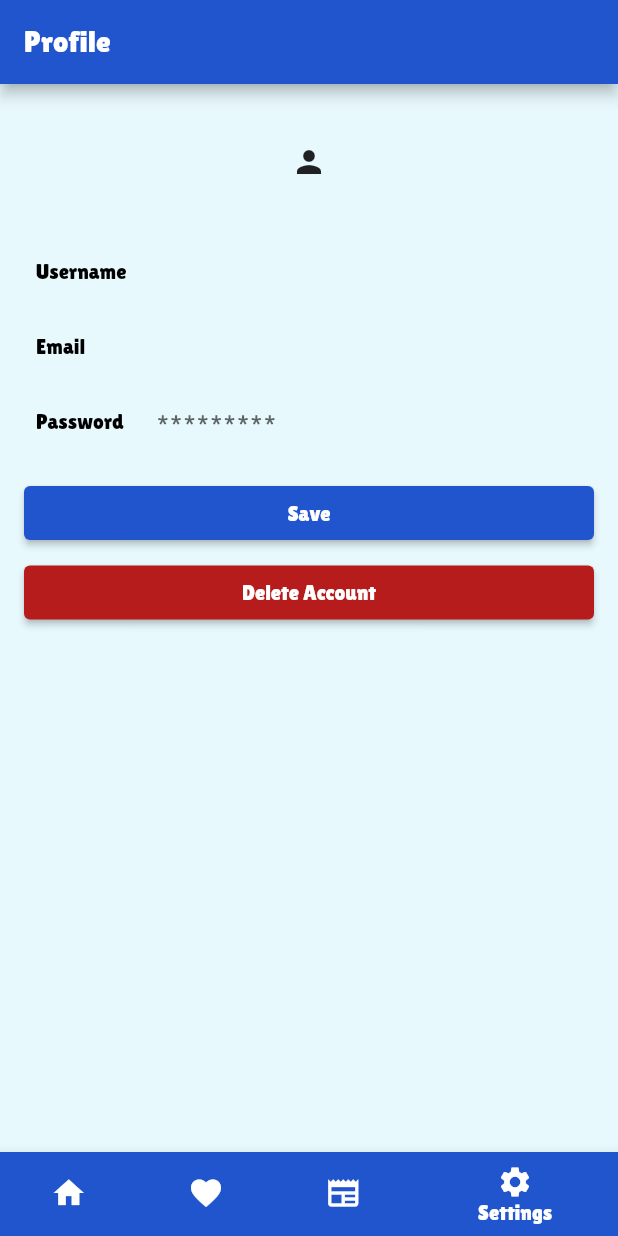
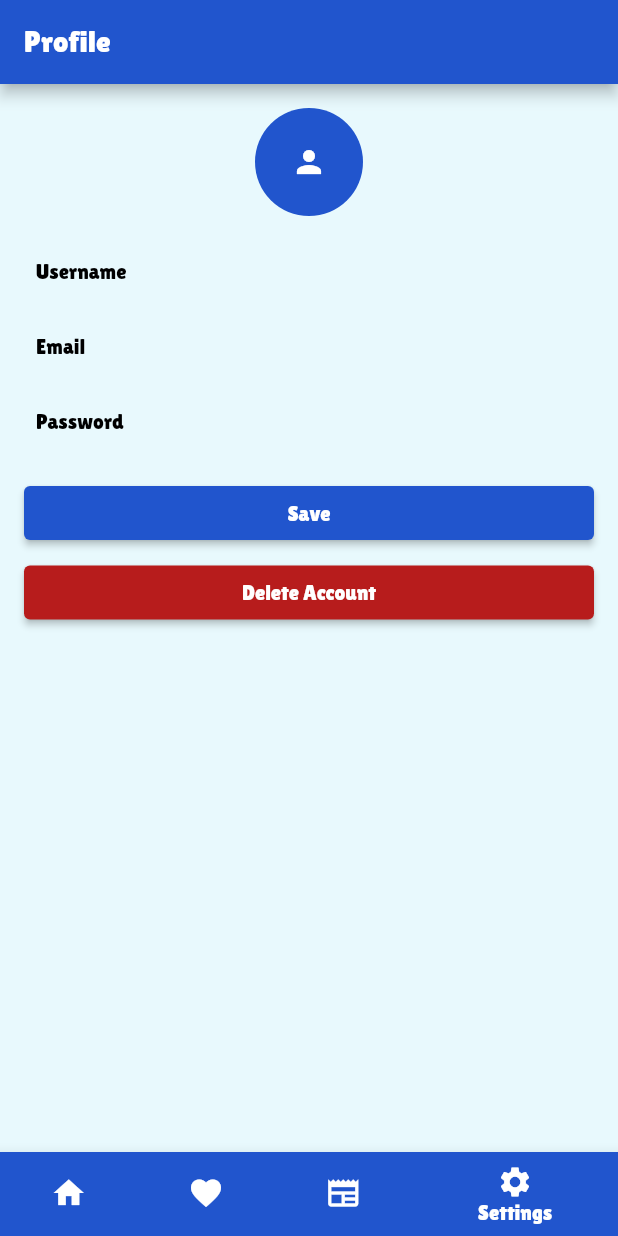
Before and after one commit to RDA-12/Moviez-App, a Flutter app: the ProfilePage screen opened by its route, after a tap on "Save", on a phone screen of 412 x 824 dp. Run offline on Flutter 3.47's test engine with Material 2 defaults, Android fonts, the phone set to English and light mode, and no system bars; our stand-ins replace auto_route, cached_network_image, cloud_firestore, dio, envied, equatable and 10 more; accounts and stored records are empty; generated files the repository leaves out were written again.

Commit message:
fix bottom sheet color, not navigate back after delete account, keyboard not disappear after user save edit profile, add background color for default profile image

```diff
--- a/lib/data/repositories/auth_repo_impl.dart
+++ b/lib/data/repositories/auth_repo_impl.dart
@@ -43,10 +43,13 @@ class AuthRepoImpl implements AuthRepo {
   Future<void> register(
       {required String email, required String password}) async {
     try {
-      await firebaseAuth.createUserWithEmailAndPassword(
+      final UserCredential userCred =
+          await firebaseAuth.createUserWithEmailAndPassword(
         email: email,
         password: password,
       );
+      final User user = userCred.user!;
+      await user.updateDisplayName("user${user.uid.substring(0, 4)}");
     } on FirebaseAuthException catch (e) {
       if (e.code == 'email-already-in-use') {
         throw kEmailAlreadyInUse;
--- a/lib/data/repositories/user_repo_impl.dart
+++ b/lib/data/repositories/user_repo_impl.dart
@@ -1,14 +1,18 @@
+import 'package:moviez_app/data/datasources/local/shared_pref.dart';
+
 import '../../domain/entity/user.dart';
 import '../../domain/repositories/user_repo.dart';
 import '../datasources/remotes/users.dart';
 
 class UserRepoImpl implements UserRepo {
   final UserRemoteDataSource dataSource;
-  UserRepoImpl(this.dataSource);
+  final LocalDatasource localDatasource;
+  UserRepoImpl({required this.dataSource, required this.localDatasource});
 
   @override
   Future<void> deleteUser() async {
     await dataSource.deleteUser();
+    await localDatasource.clear();
   }
 
   @override
--- a/lib/injection.dart
+++ b/lib/injection.dart
@@ -119,7 +119,7 @@ Future<void> init() async {
     () => NewsRepoImpl(getIt()),
   );
   getIt.registerLazySingleton<UserRepo>(
-    () => UserRepoImpl(getIt()),
+    () => UserRepoImpl(dataSource: getIt(), localDatasource: getIt()),
   );
   getIt.registerLazySingleton<ThemeRepo>(
     () => ThemeRepoImpl(getIt()),
--- a/lib/presentation/views/settings/pages/profile_page.dart
+++ b/lib/presentation/views/settings/pages/profile_page.dart
@@ -140,13 +140,14 @@ class _ProfilePageState extends State<ProfilePage> {
                       ),
                       InfoRow(
                         title: "Password",
-                        data: "*********",
+                        data: "",
                         controller: passwordCtrl,
                       ),
                       const VerticalSpace(height: 12),
                       CustomElevetedButton(
                         content: const Text("Save"),
                         onPressed: () {
+                          FocusManager.instance.primaryFocus?.unfocus();
                           if (usernameCtrl.text.isNotEmpty ||
                               emailCtrl.text.isNotEmpty ||
                               passwordCtrl.text.isNotEmpty ||
--- a/lib/presentation/views/settings/widgets/avatar.dart
+++ b/lib/presentation/views/settings/widgets/avatar.dart
@@ -29,7 +29,15 @@ class Avatar extends StatelessWidget {
                 )
               : profileImgUrl != ""
                   ? CustomNetworkImage(imageUrl: profileImgUrl)
-                  : const Icon(Icons.person),
+                  : DecoratedBox(
+                      decoration: BoxDecoration(
+                        color: Theme.of(context).colorScheme.primary,
+                      ),
+                      child: Icon(
+                        Icons.person,
+                        color: Theme.of(context).colorScheme.onPrimary,
+                      ),
+                    ),
         ),
       ),
     );
--- a/lib/presentation/views/widgets/movie_grid.dart
+++ b/lib/presentation/views/widgets/movie_grid.dart
@@ -61,6 +61,7 @@ class MovieGrid extends StatelessWidget {
   }) async {
     await showModalBottomSheet(
       enableDrag: false,
+      backgroundColor: Theme.of(context).colorScheme.surface,
       shape: const RoundedRectangleBorder(
         borderRadius: BorderRadius.vertical(
           top: Radius.circular(15),
--- a/lib/presentation/views/widgets/movie_list.dart
+++ b/lib/presentation/views/widgets/movie_list.dart
@@ -69,6 +69,7 @@ class MovieList extends StatelessWidget {
   }) async {
     await showModalBottomSheet(
       enableDrag: false,
+      backgroundColor: Theme.of(context).colorScheme.surface,
       shape: const RoundedRectangleBorder(
         borderRadius: BorderRadius.vertical(
           top: Radius.circular(15),
```
